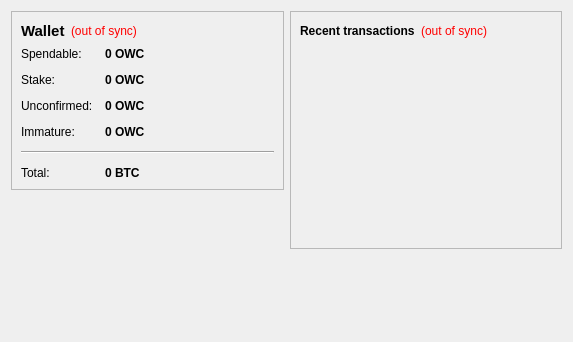
Before: the Qt Designer form src/qt/forms/overviewpage.ui in ODUWAX/oduwacoin, drawn with Qt 5.
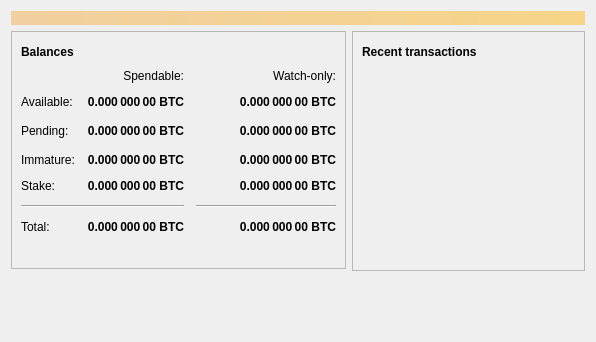
After: the same form once the commit is applied. Icons and pictures are not drawn.

```diff
--- a/src/qt/forms/overviewpage.ui
+++ b/src/qt/forms/overviewpage.ui
@@ -6,13 +6,34 @@
    <rect>
     <x>0</x>
     <y>0</y>
-    <width>573</width>
+    <width>596</width>
     <height>342</height>
    </rect>
   </property>
   <property name="windowTitle">
    <string>Form</string>
   </property>
+  <layout class="QVBoxLayout" name="topLayout">
+   <item>
+    <widget class="QLabel" name="labelAlerts">
+     <property name="visible">
+      <bool>false</bool>
+     </property>
+     <property name="styleSheet">
+      <string notr="true">QLabel { background-color: qlineargradient(x1: 0, y1: 0, x2: 1, y2: 0, stop:0 #F0D0A0, stop:1 #F8D488); color:#000000; }</string>
+     </property>
+     <property name="wordWrap">
+      <bool>true</bool>
+     </property>
+     <property name="margin">
+      <number>3</number>
+     </property>
+     <property name="textInteractionFlags">
+      <set>Qt::TextSelectableByMouse</set>
+     </property>
+    </widget>
+   </item>
+   <item>
   <layout class="QHBoxLayout" name="horizontalLayout" stretch="1,1">
    <item>
     <layout class="QVBoxLayout" name="verticalLayout_2">
@@ -31,34 +52,50 @@
            <widget class="QLabel" name="label_5">
             <property name="font">
              <font>
-              <pointsize>11</pointsize>
               <weight>75</weight>
               <bold>true</bold>
              </font>
             </property>
             <property name="text">
-             <string>Wallet</string>
+               <string>Balances</string>
             </property>
            </widget>
           </item>
           <item>
-           <widget class="QLabel" name="labelWalletStatus">
+             <widget class="QPushButton" name="labelWalletStatus">
+              <property name="enabled">
+               <bool>true</bool>
+              </property>
+              <property name="maximumSize">
+               <size>
+                <width>30</width>
+                <height>16777215</height>
+               </size>
+              </property>
             <property name="toolTip">
-             <string>The displayed information may be out of date. Your wallet automatically synchronizes with the OduwaCoin network after a connection is established, but this process has not completed yet.</string>
-            </property>
-            <property name="styleSheet">
-             <string notr="true">QLabel { color: red; }</string>
+               <string>The displayed information may be out of date. Your wallet automatically synchronizes with the Bitcoin network after a connection is established, but this process has not completed yet.</string>
             </property>
             <property name="text">
-             <string notr="true">(out of sync)</string>
-            </property>
-            <property name="alignment">
-             <set>Qt::AlignLeading|Qt::AlignLeft|Qt::AlignVCenter</set>
+               <string/>
+              </property>
+              <property name="icon">
+               <iconset resource="../bitcoin.qrc">
+                <normaloff>:/icons/warning</normaloff>
+                <disabledoff>:/icons/warning</disabledoff>:/icons/warning</iconset>
+              </property>
+              <property name="iconSize">
+               <size>
+                <width>24</width>
+                <height>24</height>
+               </size>
+              </property>
+              <property name="flat">
+               <bool>true</bool>
             </property>
            </widget>
           </item>
           <item>
-           <spacer name="horizontalSpacer_2">
+             <spacer name="horizontalSpacer_3">
             <property name="orientation">
              <enum>Qt::Horizontal</enum>
             </property>
@@ -73,25 +110,12 @@
          </layout>
         </item>
         <item>
-         <layout class="QFormLayout" name="formLayout_2">
-          <property name="fieldGrowthPolicy">
-           <enum>QFormLayout::AllNonFixedFieldsGrow</enum>
-          </property>
-          <property name="horizontalSpacing">
+           <layout class="QGridLayout" name="gridLayout">
+            <property name="spacing">
            <number>12</number>
           </property>
-          <property name="verticalSpacing">
-           <number>12</number>
-          </property>
-          <item row="0" column="0">
-           <widget class="QLabel" name="label">
-            <property name="text">
-             <string>Spendable:</string>
-            </property>
-           </widget>
-          </item>
-          <item row="0" column="1">
-           <widget class="QLabel" name="labelBalance">
+            <item row="2" column="2">
+             <widget class="QLabel" name="labelWatchPending">
             <property name="font">
              <font>
               <weight>75</weight>
@@ -102,52 +126,19 @@
              <cursorShape>IBeamCursor</cursorShape>
             </property>
             <property name="toolTip">
-             <string>Your current spendable balance</string>
+               <string>Unconfirmed transactions to watch-only addresses</string>
             </property>
             <property name="text">
-             <string notr="true">0 OWC</string>
-            </property>
-            <property name="textInteractionFlags">
-             <set>Qt::LinksAccessibleByMouse|Qt::TextSelectableByKeyboard|Qt::TextSelectableByMouse</set>
-            </property>
-           </widget>
-          </item>
-          <item row="1" column="0">
-           <widget class="QLabel" name="label_6">
-            <property name="text">
-             <string>Stake:</string>
-            </property>
-           </widget>
-          </item>
-          <item row="1" column="1">
-           <widget class="QLabel" name="labelStake">
-            <property name="font">
-             <font>
-              <weight>75</weight>
-              <bold>true</bold>
-             </font>
-            </property>
-            <property name="cursor">
-             <cursorShape>IBeamCursor</cursorShape>
-            </property>
-            <property name="toolTip">
-             <string>Total of coins that was staked, and do not yet count toward the current balance</string>
-            </property>
-            <property name="text">
-             <string notr="true">0 OWC</string>
-            </property>
+               <string notr="true">0.000 000 00 BTC</string>
+              </property>
+              <property name="alignment">
+               <set>Qt::AlignRight|Qt::AlignTrailing|Qt::AlignVCenter</set>
+              </property>
             <property name="textInteractionFlags">
              <set>Qt::LinksAccessibleByMouse|Qt::TextSelectableByKeyboard|Qt::TextSelectableByMouse</set>
             </property>
            </widget>
           </item>
-          <item row="2" column="0">
-           <widget class="QLabel" name="label_3">
-            <property name="text">
-             <string>Unconfirmed:</string>
-            </property>
-           </widget>
-          </item>
           <item row="2" column="1">
            <widget class="QLabel" name="labelUnconfirmed">
             <property name="font">
@@ -160,57 +151,123 @@
              <cursorShape>IBeamCursor</cursorShape>
             </property>
             <property name="toolTip">
-             <string>Total of transactions that have yet to be confirmed, and do not yet count toward the current balance</string>
+               <string>Total of transactions that have yet to be confirmed, and do not yet count toward the spendable balance</string>
             </property>
             <property name="text">
-             <string notr="true">0 OWC</string>
+               <string notr="true">0.000 000 00 BTC</string>
+              </property>
+              <property name="alignment">
+               <set>Qt::AlignRight|Qt::AlignTrailing|Qt::AlignVCenter</set>
             </property>
             <property name="textInteractionFlags">
              <set>Qt::LinksAccessibleByMouse|Qt::TextSelectableByKeyboard|Qt::TextSelectableByMouse</set>
             </property>
            </widget>
           </item>
-          <item row="3" column="0">
-           <widget class="QLabel" name="labelImmatureText">
-            <property name="text">
-             <string>Immature:</string>
-            </property>
-           </widget>
-          </item>
-          <item row="3" column="1">
-           <widget class="QLabel" name="labelImmature">
+            <item row="3" column="2">
+             <widget class="QLabel" name="labelWatchImmature">
             <property name="font">
              <font>
               <weight>75</weight>
               <bold>true</bold>
              </font>
             </property>
+              <property name="cursor">
+               <cursorShape>IBeamCursor</cursorShape>
+              </property>
             <property name="toolTip">
-             <string>Mined balance that has not yet matured</string>
+               <string>Mined balance in watch-only addresses that has not yet matured</string>
             </property>
             <property name="text">
-             <string notr="true">0 OWC</string>
+               <string notr="true">0.000 000 00 BTC</string>
+              </property>
+              <property name="alignment">
+               <set>Qt::AlignRight|Qt::AlignTrailing|Qt::AlignVCenter</set>
             </property>
             <property name="textInteractionFlags">
              <set>Qt::LinksAccessibleByMouse|Qt::TextSelectableByKeyboard|Qt::TextSelectableByMouse</set>
             </property>
            </widget>
           </item>
-          <item row="4" column="0" colspan="2">
+            <item row="5" column="0" colspan="2">
            <widget class="Line" name="line">
             <property name="orientation">
              <enum>Qt::Horizontal</enum>
             </property>
            </widget>
           </item>
-          <item row="5" column="0">
+            <item row="5" column="2">
+             <widget class="Line" name="lineWatchBalance">
+              <property name="sizePolicy">
+               <sizepolicy hsizetype="Preferred" vsizetype="Fixed">
+                <horstretch>0</horstretch>
+                <verstretch>0</verstretch>
+               </sizepolicy>
+              </property>
+              <property name="minimumSize">
+               <size>
+                <width>140</width>
+                <height>0</height>
+               </size>
+              </property>
+              <property name="orientation">
+               <enum>Qt::Horizontal</enum>
+              </property>
+             </widget>
+            </item>
+            <item row="6" column="0">
            <widget class="QLabel" name="labelTotalText">
             <property name="text">
              <string>Total:</string>
             </property>
            </widget>
           </item>
-          <item row="5" column="1">
+            <item row="3" column="1">
+             <widget class="QLabel" name="labelImmature">
+              <property name="font">
+               <font>
+                <weight>75</weight>
+                <bold>true</bold>
+               </font>
+              </property>
+              <property name="cursor">
+               <cursorShape>IBeamCursor</cursorShape>
+              </property>
+              <property name="toolTip">
+               <string>Mined balance that has not yet matured</string>
+              </property>
+              <property name="text">
+               <string notr="true">0.000 000 00 BTC</string>
+              </property>
+              <property name="alignment">
+               <set>Qt::AlignRight|Qt::AlignTrailing|Qt::AlignVCenter</set>
+              </property>
+              <property name="textInteractionFlags">
+               <set>Qt::LinksAccessibleByMouse|Qt::TextSelectableByKeyboard|Qt::TextSelectableByMouse</set>
+              </property>
+             </widget>
+            </item>
+            <item row="2" column="3">
+             <spacer name="horizontalSpacer_2">
+              <property name="orientation">
+               <enum>Qt::Horizontal</enum>
+              </property>
+              <property name="sizeHint" stdset="0">
+               <size>
+                <width>40</width>
+                <height>20</height>
+               </size>
+              </property>
+             </spacer>
+            </item>
+            <item row="3" column="0">
+             <widget class="QLabel" name="labelImmatureText">
+              <property name="text">
+               <string>Immature:</string>
+              </property>
+             </widget>
+            </item>
+            <item row="6" column="1">
            <widget class="QLabel" name="labelTotal">
             <property name="font">
              <font>
@@ -225,15 +282,201 @@
              <string>Your current total balance</string>
             </property>
             <property name="text">
-             <string notr="true">0 BTC</string>
-            </property>
+               <string notr="true">0.000 000 00 BTC</string>
+              </property>
+              <property name="alignment">
+               <set>Qt::AlignRight|Qt::AlignTrailing|Qt::AlignVCenter</set>
+              </property>
             <property name="textInteractionFlags">
              <set>Qt::LinksAccessibleByMouse|Qt::TextSelectableByKeyboard|Qt::TextSelectableByMouse</set>
             </property>
            </widget>
           </item>
-         </layout>
-        </item>
+            <item row="6" column="2">
+             <widget class="QLabel" name="labelWatchTotal">
+              <property name="font">
+               <font>
+                <weight>75</weight>
+                <bold>true</bold>
+               </font>
+              </property>
+              <property name="cursor">
+               <cursorShape>IBeamCursor</cursorShape>
+              </property>
+              <property name="toolTip">
+               <string>Current total balance in watch-only addresses</string>
+              </property>
+              <property name="text">
+               <string notr="true">0.000 000 00 BTC</string>
+              </property>
+              <property name="alignment">
+               <set>Qt::AlignRight|Qt::AlignTrailing|Qt::AlignVCenter</set>
+              </property>
+              <property name="textInteractionFlags">
+               <set>Qt::LinksAccessibleByMouse|Qt::TextSelectableByKeyboard|Qt::TextSelectableByMouse</set>
+              </property>
+             </widget>
+            </item>
+            <item row="0" column="2">
+             <widget class="QLabel" name="labelWatchonly">
+              <property name="text">
+               <string>Watch-only:</string>
+              </property>
+              <property name="alignment">
+               <set>Qt::AlignRight|Qt::AlignTrailing|Qt::AlignVCenter</set>
+              </property>
+             </widget>
+            </item>
+            <item row="1" column="0">
+             <widget class="QLabel" name="labelBalanceText">
+              <property name="text">
+               <string>Available:</string>
+              </property>
+             </widget>
+            </item>
+            <item row="1" column="1">
+             <widget class="QLabel" name="labelBalance">
+              <property name="font">
+               <font>
+                <weight>75</weight>
+                <bold>true</bold>
+               </font>
+              </property>
+              <property name="cursor">
+               <cursorShape>IBeamCursor</cursorShape>
+              </property>
+              <property name="toolTip">
+               <string>Your current spendable balance</string>
+              </property>
+              <property name="text">
+               <string notr="true">0.000 000 00 BTC</string>
+              </property>
+              <property name="alignment">
+               <set>Qt::AlignRight|Qt::AlignTrailing|Qt::AlignVCenter</set>
+              </property>
+              <property name="textInteractionFlags">
+               <set>Qt::LinksAccessibleByMouse|Qt::TextSelectableByKeyboard|Qt::TextSelectableByMouse</set>
+              </property>
+             </widget>
+            </item>
+            <item row="1" column="2">
+             <widget class="QLabel" name="labelWatchAvailable">
+              <property name="font">
+               <font>
+                <weight>75</weight>
+                <bold>true</bold>
+               </font>
+              </property>
+              <property name="cursor">
+               <cursorShape>IBeamCursor</cursorShape>
+              </property>
+              <property name="toolTip">
+               <string>Your current balance in watch-only addresses</string>
+              </property>
+              <property name="text">
+               <string notr="true">0.000 000 00 BTC</string>
+              </property>
+              <property name="alignment">
+               <set>Qt::AlignRight|Qt::AlignTrailing|Qt::AlignVCenter</set>
+              </property>
+              <property name="textInteractionFlags">
+               <set>Qt::LinksAccessibleByMouse|Qt::TextSelectableByKeyboard|Qt::TextSelectableByMouse</set>
+              </property>
+             </widget>
+            </item>
+            <item row="2" column="0">
+             <widget class="QLabel" name="labelPendingText">
+              <property name="text">
+               <string>Pending:</string>
+              </property>
+             </widget>
+            </item>
+            <item row="0" column="1">
+             <widget class="QLabel" name="labelSpendable">
+              <property name="text">
+               <string>Spendable:</string>
+              </property>
+              <property name="alignment">
+               <set>Qt::AlignRight|Qt::AlignTrailing|Qt::AlignVCenter</set>
+              </property>
+             </widget>
+            </item>
+            <item row="4" column="0">
+             <widget class="QLabel" name="labelStakeText">
+              <property name="text">
+               <string>Stake:</string>
+              </property>
+             </widget>
+            </item>
+            <item row="4" column="1">
+             <widget class="QLabel" name="labelStake">
+              <property name="font">
+               <font>
+                <weight>75</weight>
+                <bold>true</bold>
+               </font>
+              </property>
+              <property name="text">
+               <string>0.000 000 00 BTC</string>
+              </property>
+              <property name="alignment">
+               <set>Qt::AlignRight|Qt::AlignTrailing|Qt::AlignVCenter</set>
+              </property>
+              <property name="textInteractionFlags">
+               <set>Qt::LinksAccessibleByMouse|Qt::TextSelectableByKeyboard|Qt::TextSelectableByMouse</set>
+              </property>
+             </widget>
+            </item>
+            <item row="4" column="2">
+             <widget class="QLabel" name="labelWatchStake">
+              <property name="font">
+               <font>
+                <weight>75</weight>
+                <bold>true</bold>
+               </font>
+              </property>
+              <property name="text">
+               <string>0.000 000 00 BTC</string>
+              </property>
+              <property name="alignment">
+               <set>Qt::AlignRight|Qt::AlignTrailing|Qt::AlignVCenter</set>
+              </property>
+              <property name="textInteractionFlags">
+               <set>Qt::LinksAccessibleByMouse|Qt::TextSelectableByKeyboard|Qt::TextSelectableByMouse</set>
+              </property>
+             </widget>
+            </item>
+            <item row="2" column="3">
+             <spacer name="horizontalSpacer_21">
+              <property name="orientation">
+               <enum>Qt::Horizontal</enum>
+              </property>
+              <property name="sizeHint" stdset="0">
+               <size>
+                <width>40</width>
+                <height>20</height>
+               </size>
+              </property>
+             </spacer>
+            </item>
+           </layout>
+          </item>
+          <item>
+           <spacer name="verticalSpacer_3">
+            <property name="orientation">
+             <enum>Qt::Vertical</enum>
+            </property>
+            <property name="sizeType">
+             <enum>QSizePolicy::Fixed</enum>
+            </property>
+            <property name="sizeHint" stdset="0">
+             <size>
+              <width>20</width>
+              <height>25</height>
+             </size>
+            </property>
+           </spacer>
+          </item>
        </layout>
       </widget>
      </item>
@@ -267,24 +510,47 @@
          <layout class="QHBoxLayout" name="horizontalLayout_2">
           <item>
            <widget class="QLabel" name="label_4">
+              <property name="font">
+               <font>
+                <weight>75</weight>
+                <bold>true</bold>
+               </font>
+              </property>
             <property name="text">
-             <string>&lt;b&gt;Recent transactions&lt;/b&gt;</string>
+               <string>Recent transactions</string>
             </property>
            </widget>
           </item>
           <item>
-           <widget class="QLabel" name="labelTransactionsStatus">
+             <widget class="QPushButton" name="labelTransactionsStatus">
+              <property name="enabled">
+               <bool>true</bool>
+              </property>
+              <property name="maximumSize">
+               <size>
+                <width>30</width>
+                <height>16777215</height>
+               </size>
+              </property>
             <property name="toolTip">
-             <string>The displayed information may be out of date. Your wallet automatically synchronizes with the OduwaCoin network after a connection is established, but this process has not completed yet.</string>
-            </property>
-            <property name="styleSheet">
-             <string notr="true">QLabel { color: red; }</string>
+               <string>The displayed information may be out of date. Your wallet automatically synchronizes with the Bitcoin network after a connection is established, but this process has not completed yet.</string>
             </property>
             <property name="text">
-             <string notr="true">(out of sync)</string>
-            </property>
-            <property name="alignment">
-             <set>Qt::AlignRight|Qt::AlignTrailing|Qt::AlignVCenter</set>
+               <string/>
+              </property>
+              <property name="icon">
+               <iconset resource="../bitcoin.qrc">
+                <normaloff>:/icons/warning</normaloff>
+                <disabledoff>:/icons/warning</disabledoff>:/icons/warning</iconset>
+              </property>
+              <property name="iconSize">
+               <size>
+                <width>24</width>
+                <height>24</height>
+               </size>
+              </property>
+              <property name="flat">
+               <bool>true</bool>
             </property>
            </widget>
           </item>
@@ -337,6 +603,8 @@
         </size>
        </property>
       </spacer>
+       </item>
+      </layout>
      </item>
     </layout>
    </item>
```
Lines whose indentation alone changed are shown as unchanged.
